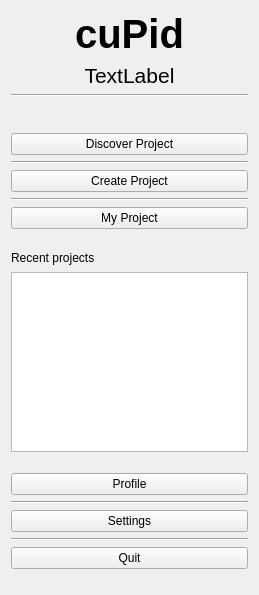
zcharli/carleton-student-project-partner-finder, file sidebarwidget.ui: the form before one commit.
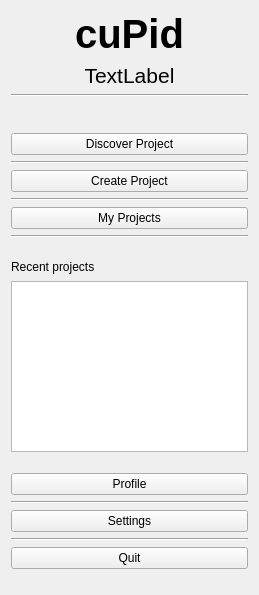
The form after the commit.

Commit message:
* Updated cuPID login flow to use the created entity objects 	- If user tries to login as student, the currentUser becomes a StudentUser, otherwise AdministratorUser 	- Added error checks for invalid username provided 	- updated sidebar widget to publicly include the ui_sidebarwidget.h file. 	   this was to make accessing the uielements from the cupid window easier. 	- added getter for sidebar widget ui 	- made User, AdministratorUser, and StudentUser virtual to support dynamic casting.
* Minor code clean up

Patch:
```diff
--- a/sidebarwidget.ui
+++ b/sidebarwidget.ui
@@ -128,7 +128,14 @@
      <item>
       <widget class="QPushButton" name="pushButton_6">
        <property name="text">
-        <string>My Project</string>
+        <string>My Projects</string>
+       </property>
+      </widget>
+     </item>
+     <item>
+      <widget class="Line" name="dividerMyProjects">
+       <property name="orientation">
+        <enum>Qt::Horizontal</enum>
        </property>
       </widget>
      </item>
```
Left out of the diff: 10 changed lines with no effect on the pictures. The commit also changes 13 other files.
